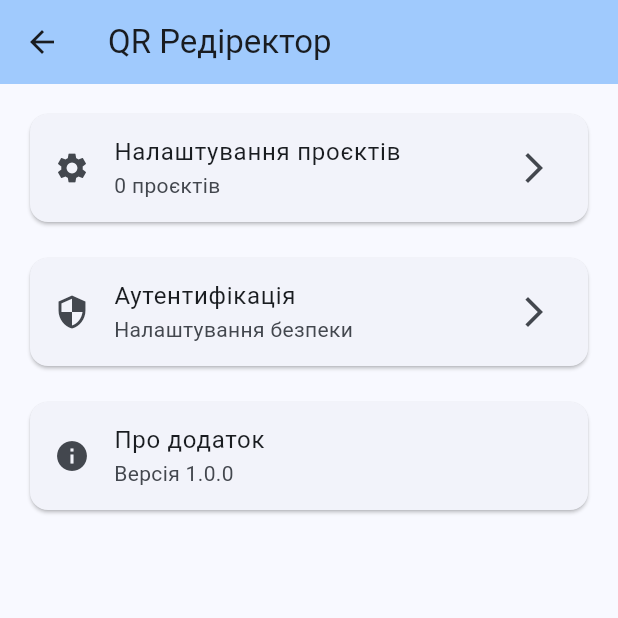
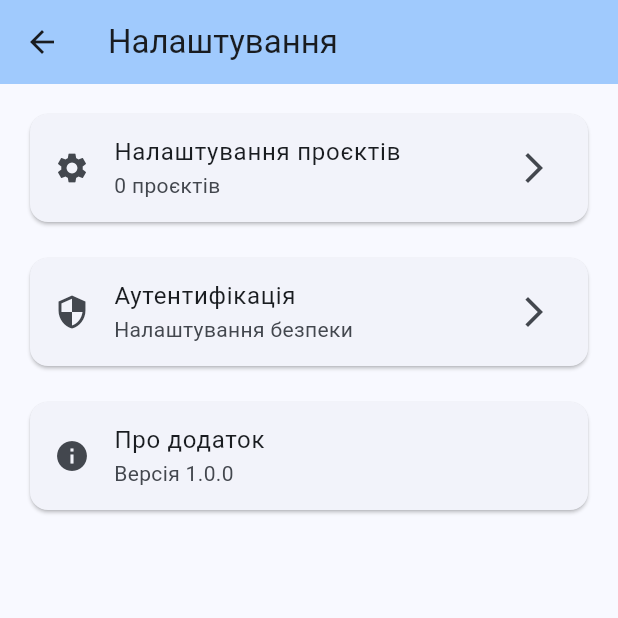
Before and after one commit to dmsolop/qr_redirector, a Flutter app: the SettingsScreen screen opened directly, on a phone screen of 412 x 824 dp, the top half of it. Run offline on Flutter 3.47's test engine with Material 3 defaults, Android fonts, the phone set to English and light mode, and no system bars; our stand-ins replace local_auth, shared_preferences; accounts and stored records are empty.

Commit message:
Implement background mode and proper app flow
- Change app to work in background mode by default
- Show settings UI only when user taps on app icon
- Add background screen with settings button
- Update SettingsScreen to support back navigation callback
- Remove UI notifications for deep links in background mode
- Add proper logging with timestamps for debugging
- Add Android permissions for background work
- Implement proper app flow: background -> settings -> background
- Deep links now work silently in background without showing UI

```diff
--- a/lib/screens/settings_screen.dart
+++ b/lib/screens/settings_screen.dart
@@ -6,7 +6,9 @@ import 'project_list_screen.dart';
 import 'auth_screen.dart';
 
 class SettingsScreen extends StatefulWidget {
-  const SettingsScreen({Key? key}) : super(key: key);
+  final VoidCallback? onBack;
+
+  const SettingsScreen({Key? key, this.onBack}) : super(key: key);
 
   @override
   State<SettingsScreen> createState() => _SettingsScreenState();
@@ -58,8 +60,14 @@ class _SettingsScreenState extends State<SettingsScreen> {
   Widget build(BuildContext context) {
     return Scaffold(
       appBar: AppBar(
-        title: const Text('QR Редіректор'),
+        title: const Text('Налаштування'),
         backgroundColor: Theme.of(context).colorScheme.inversePrimary,
+        leading: widget.onBack != null
+            ? IconButton(
+                icon: const Icon(Icons.arrow_back),
+                onPressed: widget.onBack,
+              )
+            : null,
       ),
       body: _isLoading
           ? const Center(child: CircularProgressIndicator())
--- a/lib/services/deep_link_service.dart
+++ b/lib/services/deep_link_service.dart
@@ -81,7 +81,7 @@ class DeepLinkService {
   static void _log(String message) {
     // В production можна замінити на proper logging
     // ignore: avoid_print
-    print('[DeepLinkService] $message');
+    print('[DeepLinkService] ${DateTime.now().toIso8601String()} - $message');
   }
 
   static void dispose() {
```
Also changed, not shown: lib/main.dart (+59 -18 lines), 1 other file.
